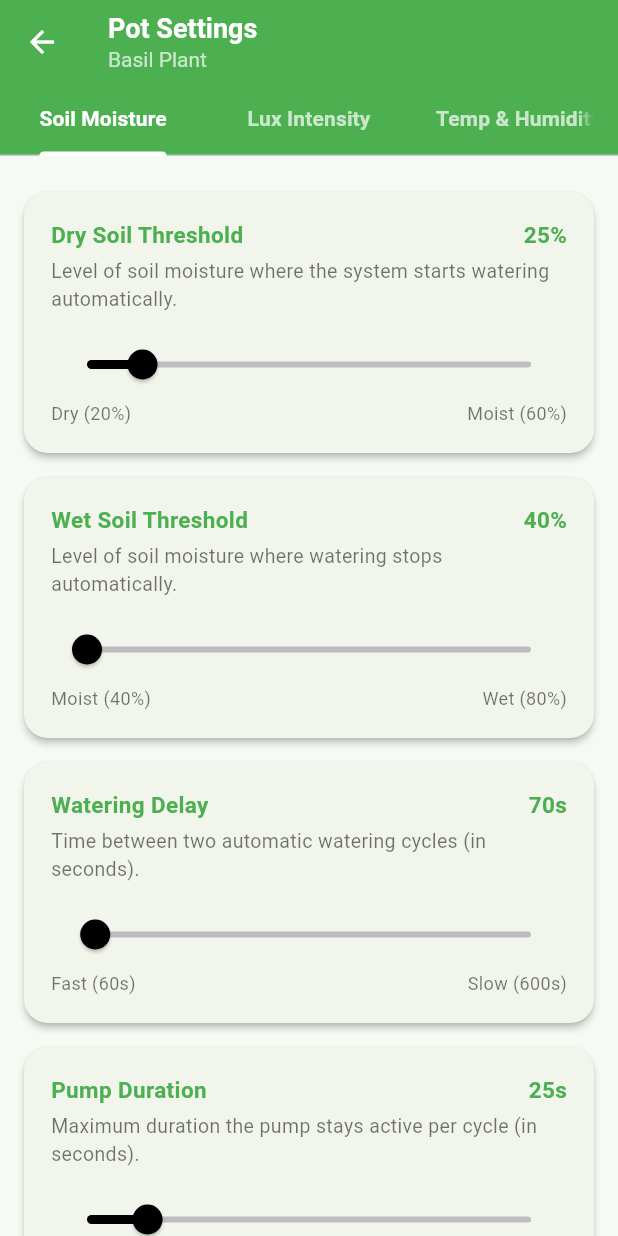
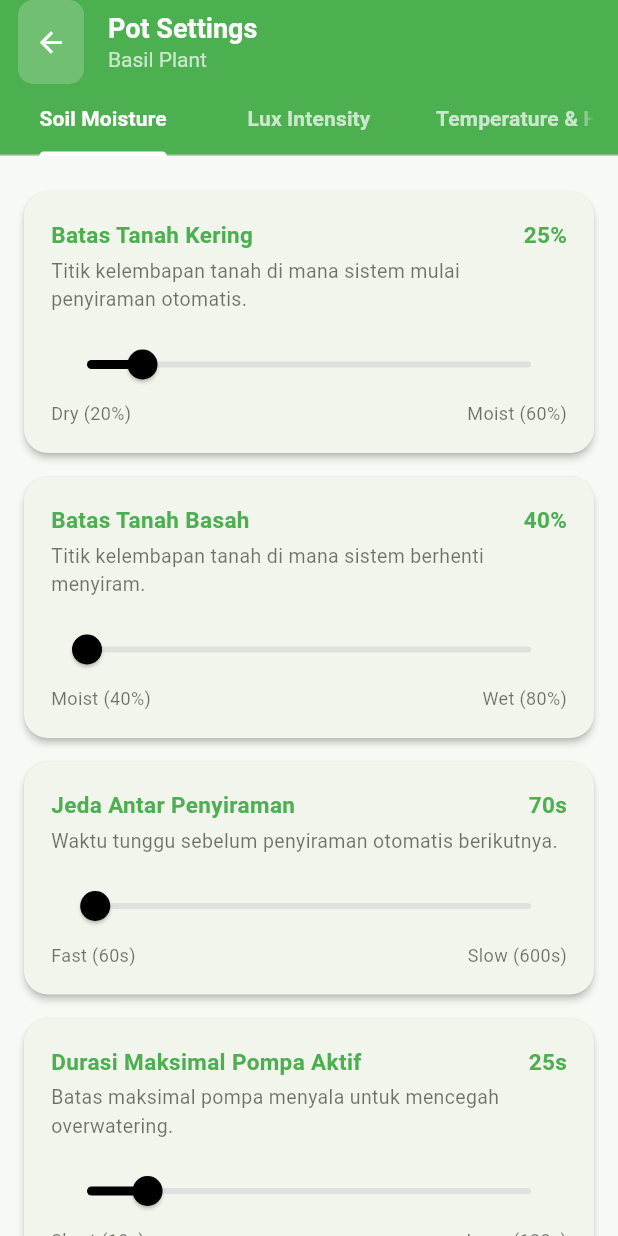
Before and after one commit to starboydingin/SmartPot-IOT_frontend, a Flutter app: the PotSettingsPage screen opened directly, on a phone screen of 412 x 824 dp. Run offline on Flutter 3.47's test engine with Material 3 defaults, Android fonts, the phone set to English and light mode, and no system bars; our stand-ins replace fl_chart.

Commit message:
update page dashboard, notification, pot settings, & add new page (add new pot)

```diff
--- a/lib/pot_settings.dart
+++ b/lib/pot_settings.dart
@@ -1,7 +1,7 @@
 import 'package:flutter/material.dart';
 
 class PotSettingsPage extends StatefulWidget {
-  final String plantName; // 👈 Tambahkan agar bisa ganti nama pot dinamis
+  final String plantName;
   const PotSettingsPage({super.key, this.plantName = "Basil Plant"});
 
   @override
@@ -12,10 +12,21 @@ class _PotSettingsPageState extends State<PotSettingsPage>
     with SingleTickerProviderStateMixin {
   late TabController _tabController;
 
+  // Soil moisture values
   double _dryThreshold = 25;
   double _wetThreshold = 40;
   double _wateringDelay = 70;
   double _pumpDuration = 25;
+
+  // Lux intensity values
+  double _minLux = 5000;
+  double _maxLux = 15000;
+  double _lightDuration = 10;
+
+  // Temp & humidity values
+  double _hotTemp = 29;
+  double _extremeTemp = 35;
+  double _lowHumidity = 35;
 
   @override
   void initState() {
@@ -42,7 +53,7 @@ class _PotSettingsPageState extends State<PotSettingsPage>
               ),
             ),
             Text(
-              widget.plantName, // 👈 Nama pot sesuai halaman yang dibuka
+              widget.plantName,
               style: const TextStyle(
                 color: Colors.white70,
                 fontSize: 14,
@@ -51,10 +62,22 @@ class _PotSettingsPageState extends State<PotSettingsPage>
             ),
           ],
         ),
-        leading: IconButton(
-          icon: const Icon(Icons.arrow_back, color: Colors.white),
-          onPressed: () => Navigator.pop(context),
+
+        // 🔥 BACK BUTTON CUSTOM — sama persis kayak referensi lu
+        leading: GestureDetector(
+          onTap: () => Navigator.pop(context),
+          child: Container(
+            margin: const EdgeInsets.only(left: 12),
+            padding: const EdgeInsets.all(8),
+            decoration: BoxDecoration(
+              color: Colors.white.withValues(alpha: 0.2),
+              borderRadius: BorderRadius.circular(10),
+            ),
+            child: const Icon(Icons.arrow_back,
+                color: Colors.white, size: 22),
+          ),
         ),
+
         bottom: TabBar(
           controller: _tabController,
           indicatorColor: Colors.white,
@@ -64,7 +87,7 @@ class _PotSettingsPageState extends State<PotSettingsPage>
           tabs: const [
             Tab(text: "Soil Moisture"),
             Tab(text: "Lux Intensity"),
-            Tab(text: "Temp & Humidity"),
+            Tab(text: "Temperature & Humidity"),
           ],
         ),
       ),
@@ -72,104 +95,173 @@ class _PotSettingsPageState extends State<PotSettingsPage>
         controller: _tabController,
         children: [
           _buildSoilMoistureSettings(),
-          _buildComingSoon("Lux Intensity"),
-          _buildComingSoon("Temperature & Humidity"),
+          _buildLuxIntensitySettings(),
+          _buildTempHumiditySettings(),
         ],
       ),
     );
   }
 
-  // ============ SOIL MOISTURE SETTINGS ============
+  // ===================== SOIL MOISTURE =====================
   Widget _buildSoilMoistureSettings() {
+    return _buildScrollableColumn([
+      _buildSliderCard(
+        title: "Batas Tanah Kering",
+        color: Colors.green,
+        description:
+            "Titik kelembapan tanah di mana sistem mulai penyiraman otomatis.",
+        value: _dryThreshold,
+        min: 20,
+        max: 60,
+        unit: "%",
+        labelMin: "Dry (20%)",
+        labelMax: "Moist (60%)",
+        onChanged: (v) => setState(() => _dryThreshold = v),
+      ),
+      _buildSliderCard(
+        title: "Batas Tanah Basah",
+        color: Colors.green,
+        description:
+            "Titik kelembapan tanah di mana sistem berhenti menyiram.",
+        value: _wetThreshold,
+        min: 40,
+        max: 80,
+        unit: "%",
+        labelMin: "Moist (40%)",
+        labelMax: "Wet (80%)",
+        onChanged: (v) => setState(() => _wetThreshold = v),
+      ),
+      _buildSliderCard(
+        title: "Jeda Antar Penyiraman",
+        color: Colors.green,
+        description:
+            "Waktu tunggu sebelum penyiraman otomatis berikutnya.",
+        value: _wateringDelay,
+        min: 60,
+        max: 600,
+        unit: "s",
+        labelMin: "Fast (60s)",
+        labelMax: "Slow (600s)",
+        onChanged: (v) => setState(() => _wateringDelay = v),
+      ),
+      _buildSliderCard(
+        title: "Durasi Maksimal Pompa Aktif",
+        color: Colors.green,
+        description:
+            "Batas maksimal pompa menyala untuk mencegah overwatering.",
+        value: _pumpDuration,
+        min: 10,
+        max: 120,
+        unit: "s",
+        labelMin: "Short (10s)",
+        labelMax: "Long (120s)",
+        onChanged: (v) => setState(() => _pumpDuration = v),
+      ),
+      _buildSaveButton(),
+    ]);
+  }
+
+  // ===================== LUX INTENSITY =====================
+  Widget _buildLuxIntensitySettings() {
+    return _buildScrollableColumn([
+      _buildSliderCard(
+        title: "Ambang Cahaya Minimum",
+        color: Colors.orange,
+        description:
+            "Intensitas cahaya minimum di mana sistem menyalakan lampu tambahan.",
+        value: _minLux,
+        min: 1000,
+        max: 10000,
+        unit: " lx",
+        labelMin: "Low (1k lx)",
+        labelMax: "High (10k lx)",
+        onChanged: (v) => setState(() => _minLux = v),
+      ),
+      _buildSliderCard(
+        title: "Ambang Cahaya Maksimum",
+        color: Colors.orange,
+        description:
+            "Intensitas cahaya maksimum di mana sistem mematikan lampu tambahan.",
+        value: _maxLux,
+        min: 10000,
+        max: 25000,
+        unit: " lx",
+        labelMin: "Low (10k lx)",
+        labelMax: "High (25k lx)",
+        onChanged: (v) => setState(() => _maxLux = v),
+      ),
+      _buildSliderCard(
+        title: "Durasi Pencahayaan Harian",
+        color: Colors.orange,
+        description:
+            "Durasi waktu lampu menyala untuk memenuhi kebutuhan fotosintesis.",
+        value: _lightDuration,
+        min: 4,
+        max: 18,
+        unit: " h",
+        labelMin: "Short (4h)",
+        labelMax: "Long (18h)",
+        onChanged: (v) => setState(() => _lightDuration = v),
+      ),
+      _buildSaveButton(),
+    ]);
+  }
+
+  // ===================== TEMP & HUMIDITY =====================
+  Widget _buildTempHumiditySettings() {
+    return _buildScrollableColumn([
+      _buildSliderCard(
+        title: "Ambang Suhu Panas",
+        color: Colors.blue,
+        description:
+            "Suhu udara mulai dianggap tinggi (penyiraman lebih cepat).",
+        value: _hotTemp,
+        min: 28,
+        max: 38,
+        unit: " °C",
+        labelMin: "Cool (28°C)",
+        labelMax: "Hot (38°C)",
+        onChanged: (v) => setState(() => _hotTemp = v),
+      ),
+      _buildSliderCard(
+        title: "Ambang Suhu Ekstrem",
+        color: Colors.blue,
+        description:
+            "Suhu kritis yang memicu notifikasi panas berlebih.",
+        value: _extremeTemp,
+        min: 32,
+        max: 45,
+        unit: " °C",
+        labelMin: "Warm (32°C)",
+        labelMax: "Extreme (45°C)",
+        onChanged: (v) => setState(() => _extremeTemp = v),
+      ),
+      _buildSliderCard(
+        title: "Ambang Kelembapan Udara Rendah",
+        color: Colors.blue,
+        description:
+            "Kelembapan udara di mana sistem menyesuaikan penyiraman lebih cepat.",
+        value: _lowHumidity,
+        min: 20,
+        max: 60,
+        unit: " %",
+        labelMin: "Dry Air (20%)",
+        labelMax: "Humid Air (60%)",
+        onChanged: (v) => setState(() => _lowHumidity = v),
+      ),
+      _buildSaveButton(),
+    ]);
+  }
+
+  // ===================== REUSABLE COMPONENTS =====================
+
+  Widget _buildScrollableColumn(List<Widget> children) {
     return SingleChildScrollView(
       padding: const EdgeInsets.all(16),
-      child: Column(
-        children: [
-          _buildSliderCard(
-            title: "Dry Soil Threshold",
-            description:
-                "Level of soil moisture where the system starts watering automatically.",
-            value: _dryThreshold,
-            min: 20,
-            max: 60,
-            unit: "%",
-            labelMin: "Dry (20%)",
-            labelMax: "Moist (60%)",
-            onChanged: (v) => setState(() => _dryThreshold = v),
-          ),
-          _buildSliderCard(
-            title: "Wet Soil Threshold",
-            description:
-                "Level of soil moisture where watering stops automatically.",
-            value: _wetThreshold,
-            min: 40,
-            max: 80,
-            unit: "%",
-            labelMin: "Moist (40%)",
-            labelMax: "Wet (80%)",
-            onChanged: (v) => setState(() => _wetThreshold = v),
-          ),
-          _buildSliderCard(
-            title: "Watering Delay",
-            description:
-                "Time between two automatic watering cycles (in seconds).",
-            value: _wateringDelay,
-            min: 60,
-            max: 600,
-            unit: "s",
-            labelMin: "Fast (60s)",
-            labelMax: "Slow (600s)",
-            onChanged: (v) => setState(() => _wateringDelay = v),
-          ),
-          _buildSliderCard(
-            title: "Pump Duration",
-            description:
-                "Maximum duration the pump stays active per cycle (in seconds).",
-            value: _pumpDuration,
-            min: 10,
-            max: 120,
-            unit: "s",
-            labelMin: "Short (10s)",
-            labelMax: "Long (120s)",
-            onChanged: (v) => setState(() => _pumpDuration = v),
-          ),
-          const SizedBox(height: 20),
-          ElevatedButton.icon(
-            onPressed: () {
-              ScaffoldMessenger.of(context).showSnackBar(
-                const SnackBar(content: Text("Settings saved successfully!")),
-              );
-            },
-            icon: const Icon(Icons.save),
-            label: const Text("Save Settings"),
-            style: ElevatedButton.styleFrom(
-              backgroundColor: Colors.green,
-              foregroundColor: Colors.white,
-              minimumSize: const Size(double.infinity, 50),
-              shape: RoundedRectangleBorder(
-                borderRadius: BorderRadius.circular(12),
-              ),
-            ),
-          ),
-        ],
-      ),
+      child: Column(children: children),
     );
   }
 
-  // ============ COMING SOON PLACEHOLDER ============
-  Widget _buildComingSoon(String label) {
-    return Center(
-      child: Padding(
-        padding: const EdgeInsets.all(20),
-        child: Text(
-          "$label settings coming soon...",
-          style: const TextStyle(fontSize: 16, color: Colors.black54),
-        ),
-      ),
-    );
-  }
-
-  // ============ SLIDER CARD COMPONENT ============
   Widget _buildSliderCard({
     required String title,
     required String description,
@@ -180,6 +272,7 @@ class _PotSettingsPageState extends State<PotSettingsPage>
     required String labelMin,
     required String labelMax,
     required ValueChanged<double> onChanged,
+    required Color color,
   }) {
     return Card(
       shape: RoundedRectangleBorder(borderRadius: BorderRadius.circular(16)),
@@ -196,16 +289,16 @@ class _PotSettingsPageState extends State<PotSettingsPage>
               children: [
                 Text(
                   title,
-                  style: const TextStyle(
-                    color: Colors.green,
+                  style: TextStyle(
+                    color: color,
                     fontWeight: FontWeight.w600,
                     fontSize: 15,
                   ),
                 ),
                 Text(
                   "${value.toStringAsFixed(0)}$unit",
-                  style: const TextStyle(
-                    color: Colors.green,
+                  style: TextStyle(
+                    color: color,
                     fontWeight: FontWeight.w600,
                     fontSize: 15,
                   ),
@@ -222,9 +315,8 @@ class _PotSettingsPageState extends State<PotSettingsPage>
               value: value,
               min: min,
               max: max,
-              // 🎨 Ganti warna slider ke hitam
               activeColor: Colors.black,
-              inactiveColor: Colors.grey.shade400,
+              inactiveColor: Colors.grey.shade300,
               onChanged: onChanged,
             ),
             Row(
@@ -241,4 +333,27 @@ class _PotSettingsPageState extends State<PotSettingsPage>
       ),
     );
   }
+
+  Widget _buildSaveButton() {
+    return Padding(
+      padding: const EdgeInsets.only(top: 20),
+      child: ElevatedButton.icon(
+        onPressed: () {
+          ScaffoldMessenger.of(context).showSnackBar(
+            const SnackBar(content: Text("Settings saved successfully!")),
+          );
+        },
+        icon: const Icon(Icons.save),
+        label: const Text("Save Settings"),
+        style: ElevatedButton.styleFrom(
+          backgroundColor: Colors.green,
+          foregroundColor: Colors.white,
+          minimumSize: const Size(double.infinity, 50),
+          shape: RoundedRectangleBorder(
+            borderRadius: BorderRadius.circular(12),
+          ),
+        ),
+      ),
+    );
+  }
 }
```
Also changed, not shown: lib/add_new_pot.dart (added, +208 -0 lines), lib/dashboard.dart (+8 -43 lines), lib/notification_page.dart (+25 -0 lines).
